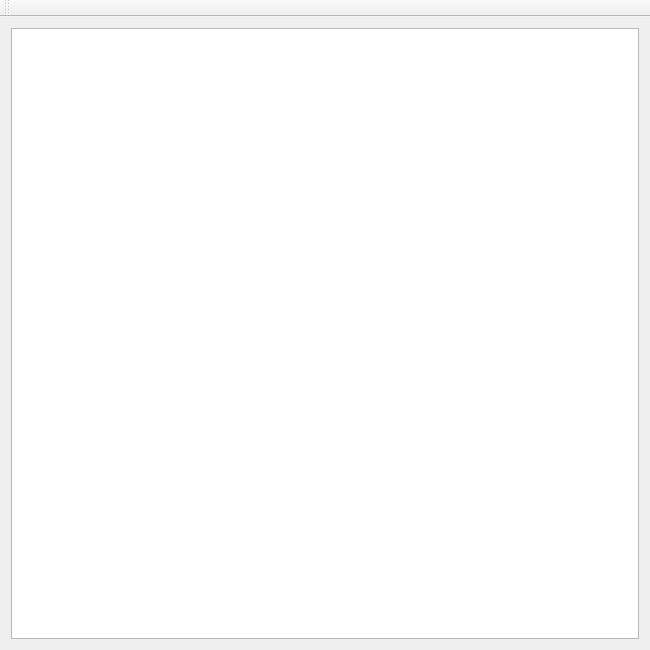
This is SpriteEditor/mainwindow.ui in solosoren/Sprite-Editor as Qt 5 draws it before an edit. The edited form follows.
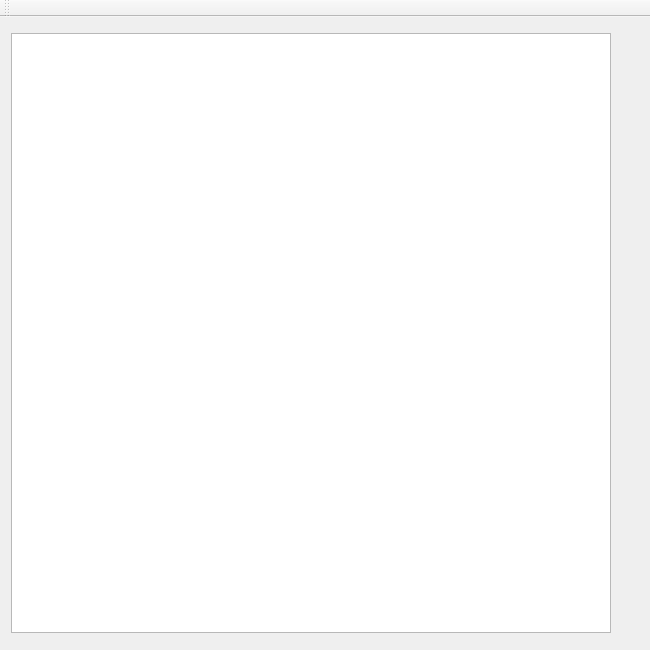
This is the edited form.

```diff
--- a/SpriteEditor/mainwindow.ui
+++ b/SpriteEditor/mainwindow.ui
@@ -22,7 +22,20 @@
   <widget class="QWidget" name="centralWidget">
    <layout class="QVBoxLayout" name="verticalLayout">
     <item>
-     <widget class="QGraphicsView" name="graphicsView"/>
+     <widget class="QGraphicsView" name="graphicsView">
+      <property name="minimumSize">
+       <size>
+        <width>600</width>
+        <height>600</height>
+       </size>
+      </property>
+      <property name="maximumSize">
+       <size>
+        <width>600</width>
+        <height>600</height>
+       </size>
+      </property>
+     </widget>
     </item>
    </layout>
   </widget>
```
